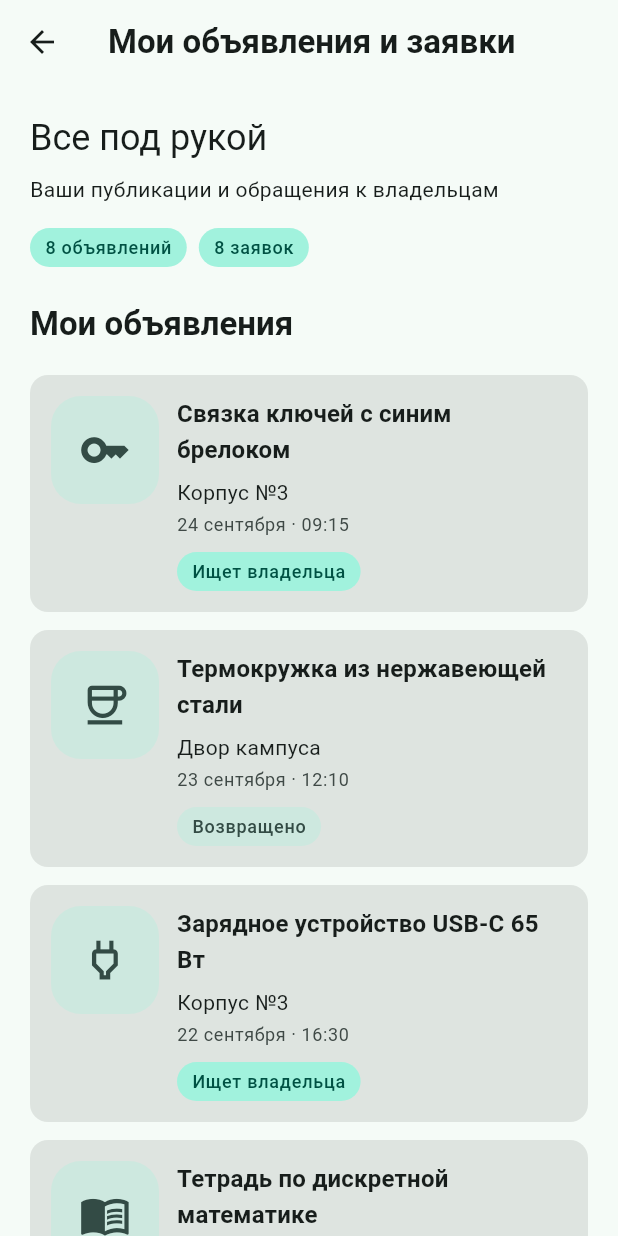
After one commit to VasilievNichita/LostFound_project, a Flutter app: the screen it shows after launch, after a tap on "Мои объявления и заявки", on a phone screen of 412 x 824 dp. The commit adds this screen. Run offline on Flutter 3.47's test engine with Material 3 defaults, Android fonts, the phone set to English and light mode, and no system bars.

Commit message:
L2: добавил мои объявления и заявки

```diff
--- a/lib/screens/demo_screen.dart
+++ b/lib/screens/demo_screen.dart
@@ -11,6 +11,8 @@ import 'item_form_screen.dart';
 import 'claim_screen.dart';
 
 import 'messages_screen.dart';
+
+import 'my_activity_screen.dart';
 
 // SCREEN_IMPORTS
 
@@ -31,6 +33,11 @@ class DemoScreen extends StatelessWidget {
       ),
       ('Заявка владельца', Icons.pan_tool_outlined, const ClaimScreen()),
       ('Сообщения по заявке', Icons.forum_outlined, const MessagesScreen()),
+      (
+        'Мои объявления и заявки',
+        Icons.inventory_2_outlined,
+        const MyActivityScreen(),
+      ),
       // SCREEN_ENTRIES
     ];
     return Scaffold(
--- /dev/null
+++ b/lib/screens/my_activity_screen.dart
@@ -0,0 +1,93 @@
+import 'package:flutter/material.dart';
+
+import '../data/mock_data.dart';
+import '../widgets/item_card.dart';
+import '../widgets/status_badge.dart';
+
+class MyActivityScreen extends StatelessWidget {
+  const MyActivityScreen({super.key});
+
+  @override
+  Widget build(BuildContext context) {
+    final theme = Theme.of(context);
+    return Scaffold(
+      appBar: AppBar(title: const Text('Мои объявления и заявки')),
+      body: CustomScrollView(
+        slivers: [
+          SliverToBoxAdapter(
+            child: Padding(
+              padding: const EdgeInsets.all(20),
+              child: Column(
+                crossAxisAlignment: CrossAxisAlignment.start,
+                children: [
+                  Text('Все под рукой', style: theme.textTheme.headlineSmall),
+                  const SizedBox(height: 8),
+                  const Text('Ваши публикации и обращения к владельцам'),
+                  const SizedBox(height: 16),
+                  Wrap(
+                    spacing: 8,
+                    runSpacing: 8,
+                    children: [
+                      StatusBadge(label: '${myItems.length} объявлений'),
+                      StatusBadge(label: '${claims.length} заявок'),
+                    ],
+                  ),
+                  const SizedBox(height: 24),
+                  Text('Мои объявления', style: theme.textTheme.titleLarge),
+                ],
+              ),
+            ),
+          ),
+          SliverPadding(
+            padding: const EdgeInsets.symmetric(horizontal: 20),
+            sliver: SliverList.separated(
+              itemCount: myItems.length,
+              separatorBuilder: (_, _) => const SizedBox(height: 12),
+              itemBuilder: (_, index) => ItemCard(item: myItems[index]),
+            ),
+          ),
+          SliverToBoxAdapter(
+            child: Padding(
+              padding: const EdgeInsets.fromLTRB(20, 28, 20, 16),
+              child: Text(
+                'Мои заявки · ${claims.length}',
+                style: theme.textTheme.titleLarge,
+              ),
+            ),
+          ),
+          SliverPadding(
+            padding: const EdgeInsets.fromLTRB(20, 0, 20, 24),
+            sliver: SliverList.separated(
+              itemCount: claims.length,
+              separatorBuilder: (_, _) => const SizedBox(height: 12),
+              itemBuilder: (_, index) {
+                final claim = claims[index];
+                final item = allItems.firstWhere(
+                  (item) => item.id == claim.itemId,
+                );
+                return Card.outlined(
+                  child: Padding(
+                    padding: const EdgeInsets.all(16),
+                    child: Column(
+                      crossAxisAlignment: CrossAxisAlignment.start,
+                      children: [
+                        Text(item.title, style: theme.textTheme.titleMedium),
+                        const SizedBox(height: 8),
+                        Text(claim.message),
+                        const SizedBox(height: 12),
+                        StatusBadge(
+                          label: claim.status,
+                          resolved: claim.status == 'Закрыта',
+                        ),
+                      ],
+                    ),
+                  ),
+                );
+              },
+            ),
+          ),
+        ],
+      ),
+    );
+  }
+}
```
